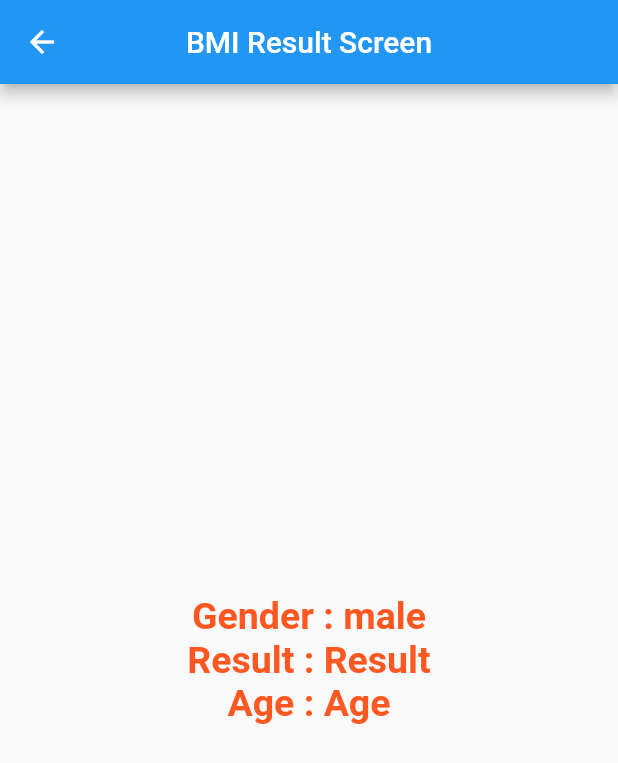
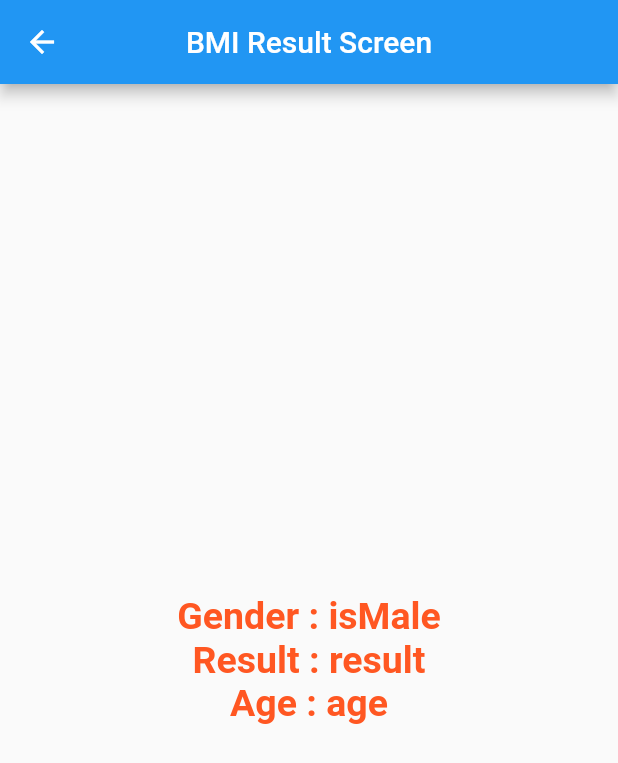
Before and after one commit to Devsaci/bmi_calculator_mansour, a Flutter app: the screen it shows after launch, after a tap on "CALCULATE", on a phone screen of 412 x 824 dp. Shown: the top 763 px of the screen. Run offline on Flutter 3.47's test engine with Material 2 defaults, Android fonts, the phone set to English and light mode, and no system bars.

Commit message:
BmiResultScreen()

```diff
--- a/lib/bmi_result_screen.dart
+++ b/lib/bmi_result_screen.dart
@@ -5,7 +5,15 @@ import 'package:flutter/material.dart';
 import 'package:flutter/widgets.dart';
 
 class BmiResultScreen extends StatelessWidget {
-  const BmiResultScreen({Key? key}) : super(key: key);
+  const BmiResultScreen({
+    Key? key,
+    required this.result,
+    required this.isMale,
+    required this.age,
+  }) : super(key: key);
+  final int result;
+  final bool isMale;
+  final int age;
 
   @override
   Widget build(BuildContext context) {
@@ -24,9 +32,9 @@ class BmiResultScreen extends StatelessWidget {
           child: Column(
             mainAxisAlignment: MainAxisAlignment.center,
             children: [
-              Text("Gender : male"),
-              Text("Result : Result"),
-              Text("Age : Age"),
+              Text("Gender : isMale"),
+              Text("Result : result"),
+              Text("Age : age"),
             ],
           ),
         ),
--- a/lib/bmi_screen.dart
+++ b/lib/bmi_screen.dart
@@ -16,7 +16,7 @@ class _BmiScreenState extends State<BmiScreen> {
   bool isMale = true;
   double height = 170;
   double weight = 40;
-  double age = 20;
+  int age = 20;
 
   // Color _color = Colors.grey;
 
@@ -226,7 +226,7 @@ class _BmiScreenState extends State<BmiScreen> {
                                 fontSize: 25, fontWeight: FontWeight.bold),
                           ),
                           Text(
-                            '${age.round()}',
+                            '${age}',
                             style: TextStyle(
                                 fontSize: 25, fontWeight: FontWeight.bold),
                           ),
@@ -274,7 +274,11 @@ class _BmiScreenState extends State<BmiScreen> {
                 Navigator.push(
                   context,
                   MaterialPageRoute(
-                    builder: (contextBMISCREEN) => BmiResultScreen(),
+                    builder: (contextBmiResult) => BmiResultScreen(
+                      isMale: isMale,
+                      age: age,
+                      result: result.round(),
+                    ),
                   ),
                 );
               },
```
